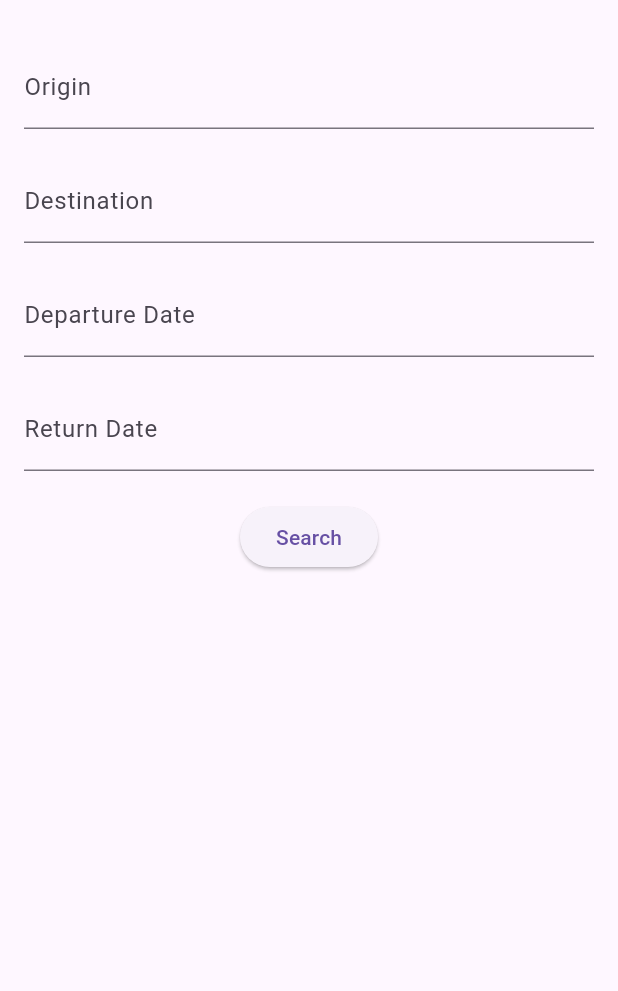
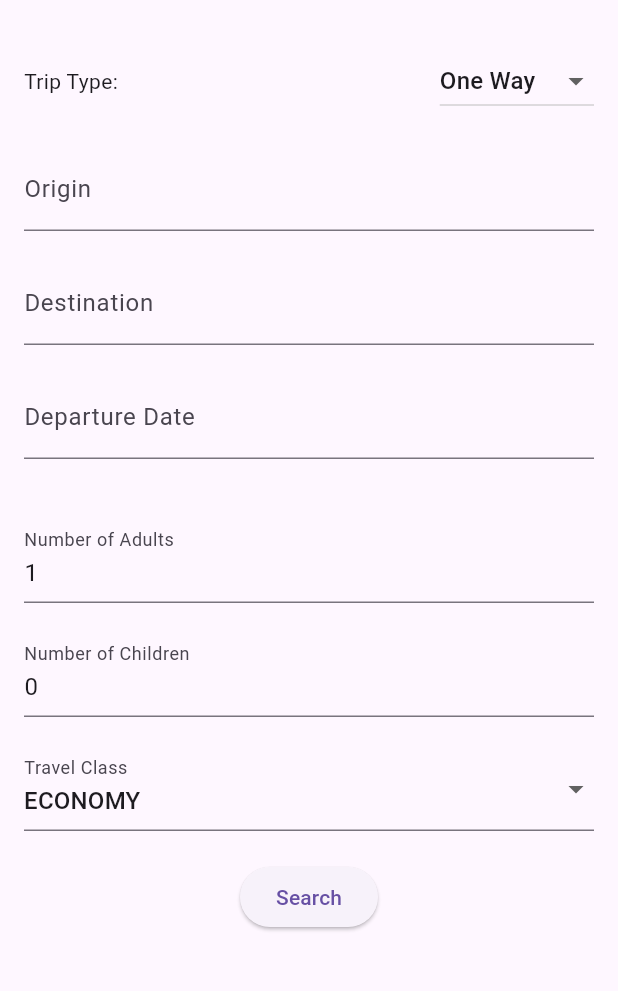
Before and after one commit to abhizzzeeet/FlightBookingApp, a Flutter app: the HomeScreen screen opened directly, after a tap on "Search", on a phone screen of 412 x 824 dp, the part 63-1054 px from its top. Run offline on Flutter 3.47's test engine with Material 3 defaults, Android fonts, the phone set to English and light mode, and no system bars; our stand-ins replace dio, firebase_core, logger; accounts and stored records are empty.

Commit message:
SearchFlightScreen partially implemented

```diff
--- a/flight_booking_app_frontend/lib/screens/HomeScreen.dart
+++ b/flight_booking_app_frontend/lib/screens/HomeScreen.dart
@@ -1,3 +1,4 @@
+import 'SearchFlightScreen.dart';
 import 'package:flutter/material.dart';
 import 'package:dio/dio.dart'; // For making HTTP requests
 import 'package:intl/intl.dart'; // For formatting dates
@@ -25,9 +26,24 @@ class _HomeScreenState extends State<HomeScreen> {
   TextEditingController destinationController = TextEditingController();
   TextEditingController departureDateController = TextEditingController();
   TextEditingController returnDateController = TextEditingController();
+  TextEditingController adultsController = TextEditingController(text: '1');
+  TextEditingController childrenController = TextEditingController(text: '0');
 
-  List<String> originSuggestions = [];
-  List<String> destinationSuggestions = [];
+  String? selectedTravelClass = 'ECONOMY';
+  List<String> travelClassOptions = [
+    'ECONOMY',
+    'PREMIUM_ECONOMY',
+    'BUSINESS',
+    'FIRST'
+  ];
+
+  bool isRoundTrip = false; // To toggle between One Way and Round Trip
+
+  List<Map<String, String>> originSuggestions = [];
+  List<Map<String, String>> destinationSuggestions = [];
+
+  bool originSelected = false;
+  bool destinationSelected = false;
 
   void fetchSuggestions(String input, bool isOrigin) async {
     if (input.isEmpty) return;
@@ -38,14 +54,17 @@ class _HomeScreenState extends State<HomeScreen> {
     try {
       final response = await Dio().get(url);
 
-      List<String> suggestions = (response.data as List).map<String>((location) {
-        return location['name'] as String; // Adjust based on your backend response structure
+      List<Map<String, String>> suggestions =
+      (response.data as List).map<Map<String, String>>((location) {
+        return {
+          'name': location['name'] as String,
+          'iataCode': location['iataCode'] as String,
+        };
       }).toList();
 
       setState(() {
         if (isOrigin) {
           originSuggestions = suggestions;
-          print("HomeScreen: ${originSuggestions}");
         } else {
           destinationSuggestions = suggestions;
         }
@@ -81,24 +100,55 @@ class _HomeScreenState extends State<HomeScreen> {
           padding: const EdgeInsets.all(16.0),
           child: Column(
             children: [
+              // Toggle between One Way and Round Trip
+              Row(
+                mainAxisAlignment: MainAxisAlignment.spaceBetween,
+                children: [
+                  Text('Trip Type:'),
+                  DropdownButton<bool>(
+                    value: isRoundTrip,
+                    items: [
+                      DropdownMenuItem<bool>(
+                        value: false,
+                        child: Text('One Way'),
+                      ),
+                      DropdownMenuItem<bool>(
+                        value: true,
+                        child: Text('Round Trip'),
+                      ),
+                    ],
+                    onChanged: (bool? newValue) {
+                      setState(() {
+                        isRoundTrip = newValue!;
+                      });
+                    },
+                  ),
+                ],
+              ),
+              SizedBox(height: 20),
               TextField(
                 controller: originController,
                 decoration: InputDecoration(
                   labelText: 'Origin',
                 ),
-                onChanged: (value) => fetchSuggestions(value, true),
+                onChanged: (value) {
+                  fetchSuggestions(value, true);
+                  originSelected = false; // Reset selected status on input change
+                },
               ),
               if (originSuggestions.isNotEmpty)
                 ListView.builder(
                   shrinkWrap: true,
                   itemCount: originSuggestions.length,
                   itemBuilder: (context, index) {
+                    final suggestion = originSuggestions[index];
                     return ListTile(
-                      title: Text(originSuggestions[index]),
+                      title: Text('${suggestion['name']} (${suggestion['iataCode']})'),
                       onTap: () {
                         setState(() {
-                          originController.text = originSuggestions[index];
+                          originController.text = suggestion['iataCode']!;
                           originSuggestions = [];
+                          originSelected = true; // Mark option as selected
                         });
                       },
                     );
@@ -110,19 +160,24 @@ class _HomeScreenState extends State<HomeScreen> {
                 decoration: InputDecoration(
                   labelText: 'Destination',
                 ),
-                onChanged: (value) => fetchSuggestions(value, false),
+                onChanged: (value) {
+                  fetchSuggestions(value, false);
+                  destinationSelected = false; // Reset selected status on input change
+                },
               ),
               if (destinationSuggestions.isNotEmpty)
                 ListView.builder(
                   shrinkWrap: true,
                   itemCount: destinationSuggestions.length,
                   itemBuilder: (context, index) {
+                    final suggestion = destinationSuggestions[index];
                     return ListTile(
-                      title: Text(destinationSuggestions[index]),
+                      title: Text('${suggestion['name']} (${suggestion['iataCode']})'),
                       onTap: () {
                         setState(() {
-                          destinationController.text = destinationSuggestions[index];
+                          destinationController.text = suggestion['iataCode']!;
                           destinationSuggestions = [];
+                          destinationSelected = true; // Mark option as selected
                         });
                       },
                     );
@@ -138,19 +193,87 @@ class _HomeScreenState extends State<HomeScreen> {
                 onTap: () => _selectDate(context, departureDateController),
               ),
               SizedBox(height: 20),
+              if (isRoundTrip) // Show return date only if Round Trip is selected
+                TextField(
+                  controller: returnDateController,
+                  decoration: InputDecoration(
+                    labelText: 'Return Date',
+                  ),
+                  readOnly: true,
+                  onTap: () => _selectDate(context, returnDateController),
+                ),
+              SizedBox(height: 20),
               TextField(
-                controller: returnDateController,
+                controller: adultsController,
                 decoration: InputDecoration(
-                  labelText: 'Return Date',
+                  labelText: 'Number of Adults',
                 ),
-                readOnly: true,
-                onTap: () => _selectDate(context, returnDateController),
+                keyboardType: TextInputType.number,
+              ),
+              SizedBox(height: 20),
+              TextField(
+                controller: childrenController,
+                decoration: InputDecoration(
+                  labelText: 'Number of Children',
+                ),
+                keyboardType: TextInputType.number,
+              ),
+              SizedBox(height: 20),
+              DropdownButtonFormField<String>(
+                value: selectedTravelClass,
+                items: travelClassOptions.map((String value) {
+                  return DropdownMenuItem<String>(
+                    value: value,
+                    child: Text(value),
+                  );
+                }).toList(),
+                decoration: InputDecoration(
+                  labelText: 'Travel Class',
+                ),
+                onChanged: (String? newValue) {
+                  setState(() {
+                    selectedTravelClass = newValue;
+                  });
+                },
               ),
               SizedBox(height: 20),
               ElevatedButton(
                 onPressed: () {
-                  // Add your search logic here
-                  print('Searching for flights...');
+                  if (!originSelected || !destinationSelected) {
+                    if (!originSelected) {
+                      originController.clear(); // Clear if not selected
+                    }
+                    if (!destinationSelected) {
+                      destinationController.clear(); // Clear if not selected
+                    }
+                    return;
+                  }
+                  if (departureDateController.text.isEmpty) {
+                    ScaffoldMessenger.of(context).showSnackBar(
+                      SnackBar(
+                        content: Text('Please select a departure date.'),
+                      ),
+                    );
+                    return;
+                  }
+
+                  // Pass null for returnDate if not round trip
+                  String? returnDate = isRoundTrip ? returnDateController.text : null;
+
+                  Navigator.push(
+                    context,
+                    MaterialPageRoute(
+                      builder: (context) => SearchFlightScreen(
+                        origin: originController.text,
+                        destination: destinationController.text,
+                        departureDate: departureDateController.text,
+                        returnDate: returnDate,
+                        adults: int.tryParse(adultsController.text) ?? 1,
+                        children: int.tryParse(childrenController.text) ?? 0,
+                        travelClass: selectedTravelClass!, // Pass the selected travel class
+                      ),
+                    ),
+                  );
                 },
                 child: Text('Search'),
               ),
```
Also changed, not shown: flight_booking_app_frontend/lib/screens/LoginScreen.dart (+8 -0 lines), flight_booking_app_frontend/lib/screens/SearchFlightScreen.dart (added, +114 -0 lines), 3 other files.
